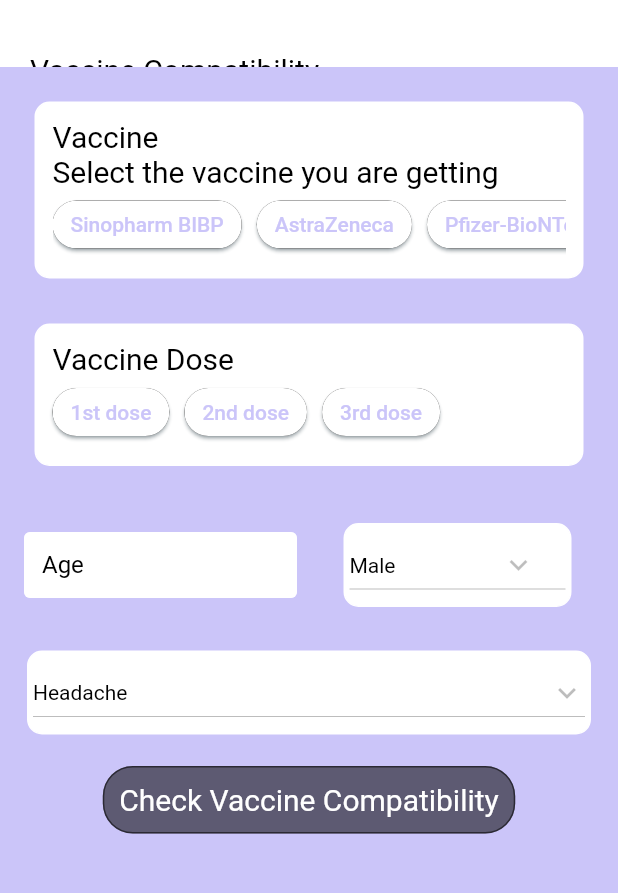
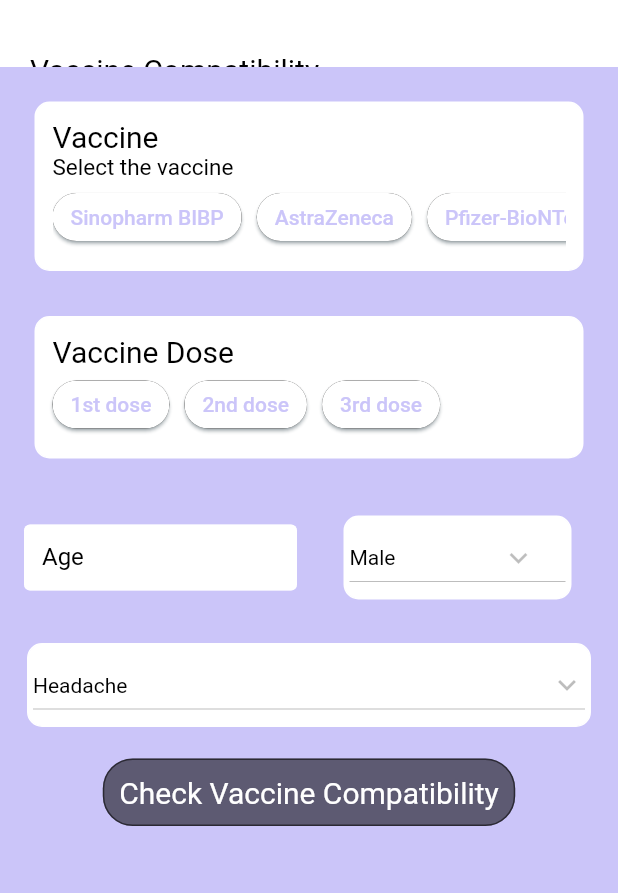
Before and after one commit to Rwishwajith/The-Shield, a Flutter app: the VaccineCompatibility screen opened directly, on a phone screen of 412 x 824 dp, the part 143-1036 px from its top. Run offline on Flutter 3.47's test engine with Material 2 defaults, Android fonts, the phone set to English and light mode, and no system bars; our stand-ins replace cloud_firestore, firebase_auth, firebase_core, fl_chart, flutter_rating_bar, font_awesome_flutter and 6 more; missing offline and left inert: flutter_facebook_auth, is_first_run; accounts and stored records are empty.

Commit message:
Added Underlying Diseases

```diff
--- a/the_shield/lib/main_menu/vaccine_compatibility.dart
+++ b/the_shield/lib/main_menu/vaccine_compatibility.dart
@@ -34,6 +34,13 @@ class _VaccineCompatibilityState extends State<VaccineCompatibility> {
 
   var items2 = [
     'Headache',
+    'Cancer',
+    'Diabetes',
+    'Cholestrol',
+    'Pressure',
+    'Migrane',
+    'Other',
+
   ];
 
   @override
@@ -95,8 +102,8 @@ class _VaccineCompatibilityState extends State<VaccineCompatibility> {
                         style: TextStyle(color: Colors.black, fontSize: 20),
                       ),
                       Text(
-                        'Select the vaccine you are getting',
-                        style: TextStyle(color: Colors.black, fontSize: 20),
+                        'Select the vaccine',
+                        style: TextStyle(color: Colors.black, fontSize: 15),
                       ),
                       SingleChildScrollView(
                         scrollDirection: Axis.horizontal,
```
Also changed, not shown: the_shield/pubspec.lock.
